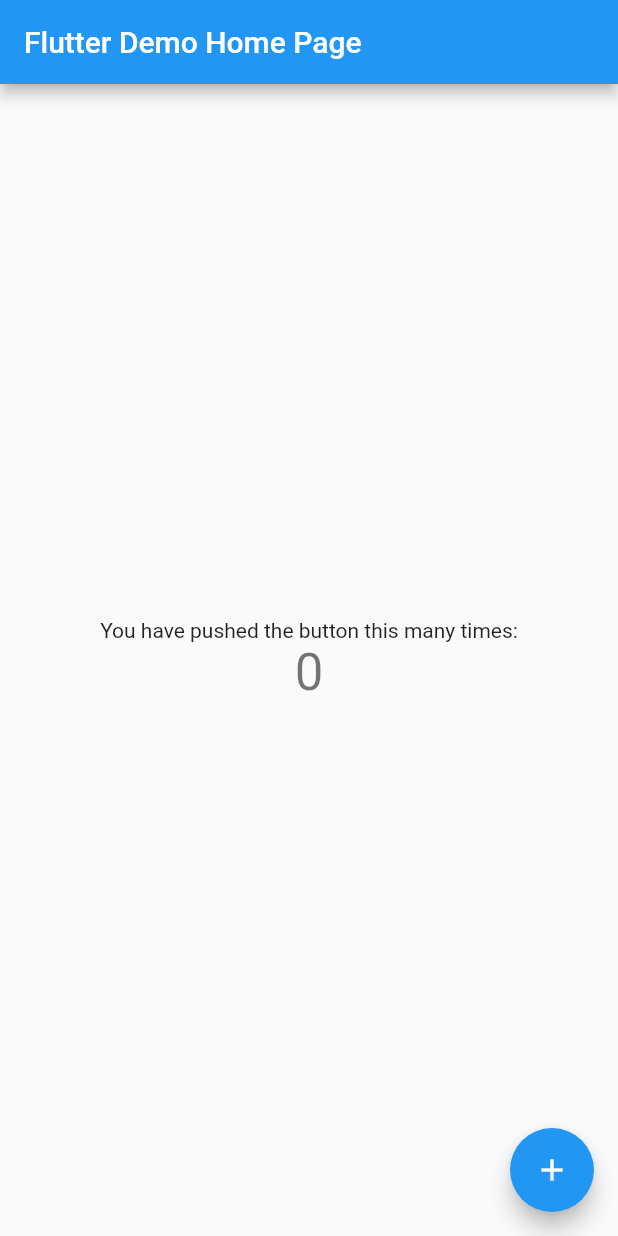
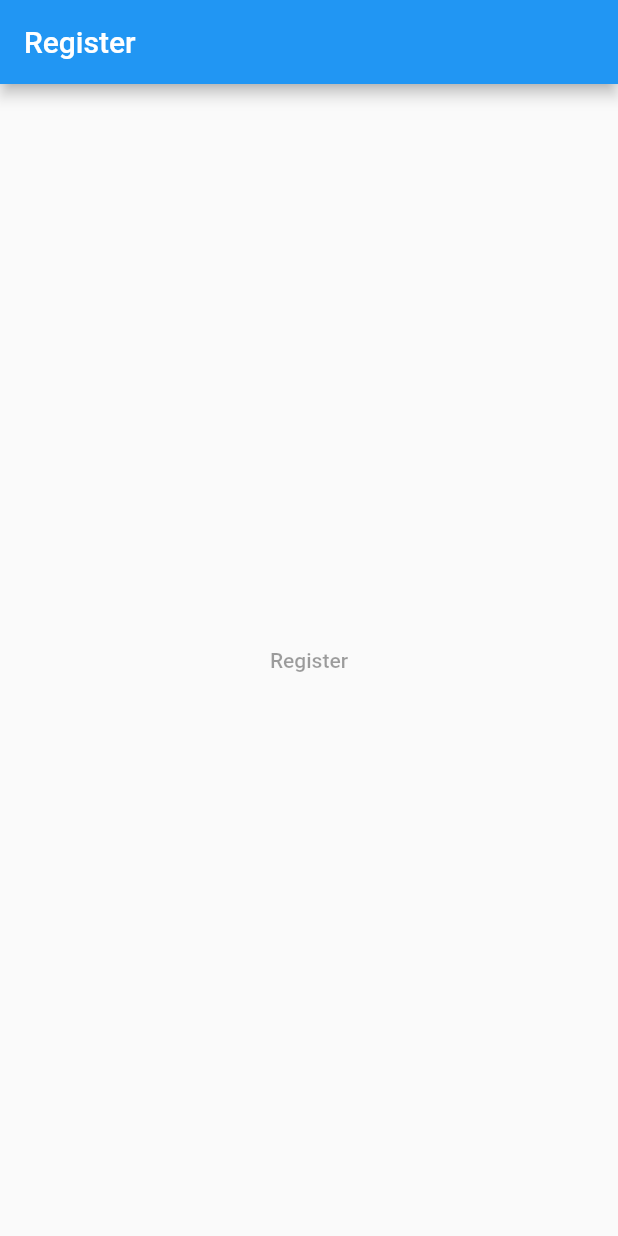
Before and after one commit to thusharathiwanka/my-notes, a Flutter app: the screen it shows after launch, on a phone screen of 412 x 824 dp. Run offline on Flutter 3.47's test engine with Material 2 defaults, Android fonts, the phone set to English and light mode, and no system bars; our stand-ins replace firebase_core; accounts and stored records are empty.

```diff
--- a/lib/main.dart
+++ b/lib/main.dart
@@ -1,115 +1,29 @@
 import 'package:flutter/material.dart';
 
 void main() {
-  runApp(const MyApp());
+  runApp(MaterialApp(
+    title: 'Flutter Demo',
+    theme: ThemeData(
+      primarySwatch: Colors.blue,
+    ),
+    home: const HomePage(),
+    debugShowCheckedModeBanner: false,
+  ));
 }
 
-class MyApp extends StatelessWidget {
-  const MyApp({Key? key}) : super(key: key);
+class HomePage extends StatelessWidget {
+  const HomePage({Key? key}) : super(key: key);
 
-  // This widget is the root of your application.
   @override
   Widget build(BuildContext context) {
-    return MaterialApp(
-      title: 'Flutter Demo',
-      theme: ThemeData(
-        // This is the theme of your application.
-        //
-        // Try running your application with "flutter run". You'll see the
-        // application has a blue toolbar. Then, without quitting the app, try
-        // changing the primarySwatch below to Colors.green and then invoke
-        // "hot reload" (press "r" in the console where you ran "flutter run",
-        // or simply save your changes to "hot reload" in a Flutter IDE).
-        // Notice that the counter didn't reset back to zero; the application
-        // is not restarted.
-        primarySwatch: Colors.blue,
+    return Scaffold(
+      appBar: AppBar(title: const Text('Register')),
+      body: const Center(
+        child: TextButton(
+          onPressed: null,
+          child: Text('Register'),
+        ),
       ),
-      home: const MyHomePage(title: 'Flutter Demo Home Page'),
     );
   }
 }
-
-class MyHomePage extends StatefulWidget {
-  const MyHomePage({Key? key, required this.title}) : super(key: key);
-
-  // This widget is the home page of your application. It is stateful, meaning
-  // that it has a State object (defined below) that contains fields that affect
-  // how it looks.
-
-  // This class is the configuration for the state. It holds the values (in this
-  // case the title) provided by the parent (in this case the App widget) and
-  // used by the build method of the State. Fields in a Widget subclass are
-  // always marked "final".
-
-  final String title;
-
-  @override
-  State<MyHomePage> createState() => _MyHomePageState();
-}
-
-class _MyHomePageState extends State<MyHomePage> {
-  int _counter = 0;
-
-  void _incrementCounter() {
-    setState(() {
-      // This call to setState tells the Flutter framework that something has
-      // changed in this State, which causes it to rerun the build method below
-      // so that the display can reflect the updated values. If we changed
-      // _counter without calling setState(), then the build method would not be
-      // called again, and so nothing would appear to happen.
-      _counter++;
-    });
-  }
-
-  @override
-  Widget build(BuildContext context) {
-    // This method is rerun every time setState is called, for instance as done
-    // by the _incrementCounter method above.
-    //
-    // The Flutter framework has been optimized to make rerunning build methods
-    // fast, so that you can just rebuild anything that needs updating rather
-    // than having to individually change instances of widgets.
-    return Scaffold(
-      appBar: AppBar(
-        // Here we take the value from the MyHomePage object that was created by
-        // the App.build method, and use it to set our appbar title.
-        title: Text(widget.title),
-      ),
-      body: Center(
-        // Center is a layout widget. It takes a single child and positions it
-        // in the middle of the parent.
-        child: Column(
-          // Column is also a layout widget. It takes a list of children and
-          // arranges them vertically. By default, it sizes itself to fit its
-          // children horizontally, and tries to be as tall as its parent.
-          //
-          // Invoke "debug painting" (press "p" in the console, choose the
-          // "Toggle Debug Paint" action from the Flutter Inspector in Android
-          // Studio, or the "Toggle Debug Paint" command in Visual Studio Code)
-          // to see the wireframe for each widget.
-          //
-          // Column has various properties to control how it sizes itself and
-          // how it positions its children. Here we use mainAxisAlignment to
-          // center the children vertically; the main axis here is the vertical
-          // axis because Columns are vertical (the cross axis would be
-          // horizontal).
-          mainAxisAlignment: MainAxisAlignment.center,
-          children: <Widget>[
-            const Text(
-              'You have pushed the button this many times:',
-            ),
-            Text(
-              '$_counter',
-              style: Theme.of(context).textTheme.headline4,
-            ),
-          ],
-        ),
-      ),
-      floatingActionButton: FloatingActionButton(
-        onPressed: _incrementCounter,
-        tooltip: 'Increment',
-        child: const Icon(Icons.add),
-      ), // This trailing comma makes auto-formatting nicer for build methods.
-    );
-  }
-}
```
Also changed, not shown: 2 other files.
